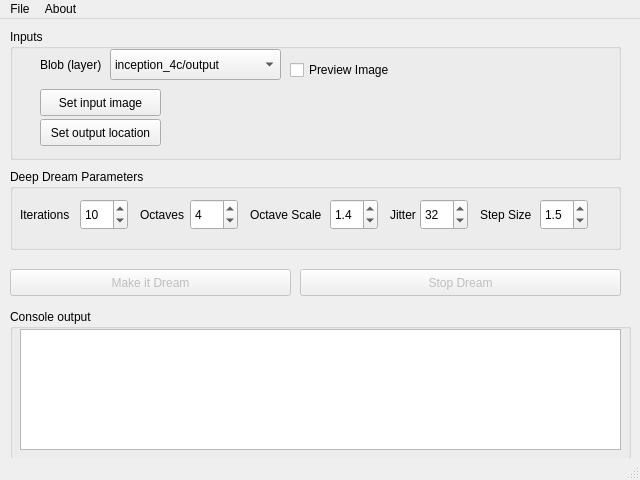
Old version of the form gui.ui in the repository OverStruck/deep-dream-maker.
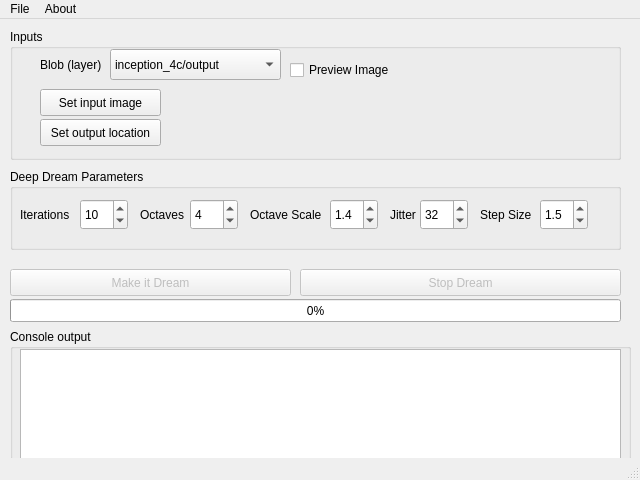
New version of the form.

```diff
--- a/gui.ui
+++ b/gui.ui
@@ -709,9 +709,9 @@
     <property name="geometry">
      <rect>
       <x>10</x>
-      <y>290</y>
+      <y>310</y>
       <width>621</width>
-      <height>151</height>
+      <height>131</height>
      </rect>
     </property>
     <property name="title">
@@ -772,6 +772,25 @@
      <string>Stop Dream</string>
     </property>
    </widget>
+   <widget class="QProgressBar" name="progressBar">
+    <property name="enabled">
+     <bool>true</bool>
+    </property>
+    <property name="geometry">
+     <rect>
+      <x>10</x>
+      <y>280</y>
+      <width>611</width>
+      <height>23</height>
+     </rect>
+    </property>
+    <property name="value">
+     <number>0</number>
+    </property>
+    <property name="textVisible">
+     <bool>true</bool>
+    </property>
+   </widget>
   </widget>
   <widget class="QMenuBar" name="menubar">
    <property name="geometry">
```
